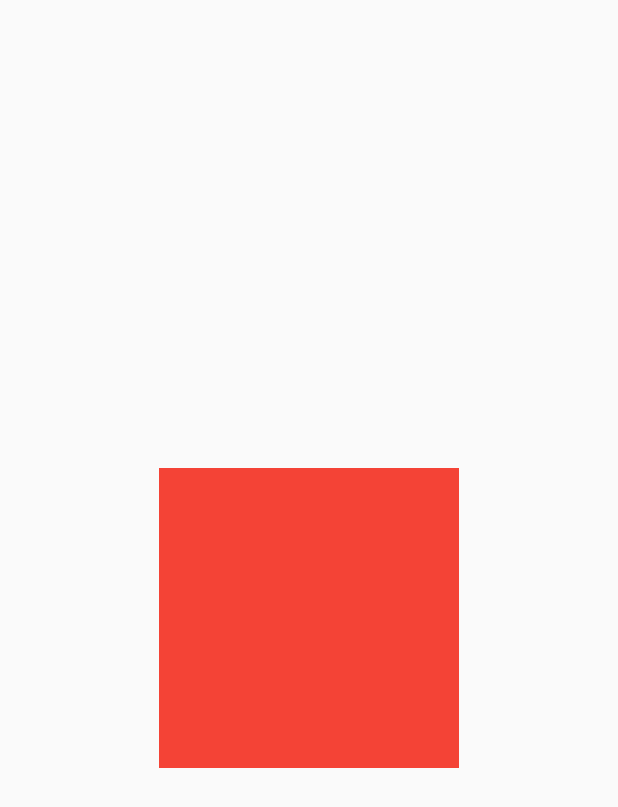
After one commit to SalihCanBinboga/flutter_festival_demo, a Flutter app: the screen it shows after launch, after a tap on "Explicit -> Tween Staggered Interval", on a phone screen of 412 x 824 dp. The commit adds this screen. Shown: the top 807 px of the screen. Run offline on Flutter 3.47's test engine with Material 2 defaults, Android fonts, the phone set to English and light mode, and no system bars.

Commit message:
Tween internal sequence screen demo completed

```diff
--- a/lib/screens/animations_list_screen.dart
+++ b/lib/screens/animations_list_screen.dart
@@ -2,6 +2,7 @@ import 'package:flutter/material.dart';
 import 'package:flutter_festival_animations/screens/explicit_screens/tween_sequence_demo_screen.dart';
 
 import 'explicit_screens/animated_builder_demo_screen.dart';
+import 'explicit_screens/tween_sequence_interval_demo_screen.dart';
 import 'explicit_screens/without_animated_widget_screen.dart';
 import 'explicit_screens/animated_widget_demo_screen.dart';
 import 'explicit_screens/rotate_transition_screen.dart';
@@ -72,6 +73,12 @@ class AnimationsListScreen extends StatelessWidget {
                 Navigator.push(context, MaterialPageRoute(builder: (ctx) => TweenSequenceDemoScreen()));
               },
             ),
+            ListTile(
+              title: Text('Explicit -> Tween Staggered Interval'),
+              onTap: () {
+                Navigator.push(context, MaterialPageRoute(builder: (ctx) => TweenSequenceIntervalDemoScreen()));
+              },
+            ),
           ],
         ),
       ),
--- /dev/null
+++ b/lib/screens/explicit_screens/tween_sequence_interval_demo_screen.dart
@@ -0,0 +1,72 @@
+import 'dart:math';
+
+import 'package:flutter/material.dart';
+import 'package:flutter/widgets.dart';
+
+class TweenSequenceIntervalDemoScreen extends StatefulWidget {
+  @override
+  _TweenSequenceIntervalDemoScreenState createState() => _TweenSequenceIntervalDemoScreenState();
+}
+
+class _TweenSequenceIntervalDemoScreenState extends State<TweenSequenceIntervalDemoScreen> with SingleTickerProviderStateMixin {
+  AnimationController _controller;
+  Animation<double> _scaleAnimation;
+  Animation<double> _tweenSequence;
+
+  @override
+  void initState() {
+    _controller = AnimationController(vsync: this, duration: Duration(seconds: 2));
+    _scaleAnimation = Tween<double>(begin: 1, end: 0).animate(
+      CurvedAnimation(
+        parent: _controller,
+        curve: Interval(0.5, 0.7),
+      ),
+    );
+    _tweenSequence = TweenSequence(
+      <TweenSequenceItem<double>>[
+        TweenSequenceItem<double>(
+          tween: Tween<double>(begin: 0, end: 1.0).chain(CurveTween(curve: Curves.easeOut)),
+          weight: 40.0,
+        ),
+        TweenSequenceItem<double>(
+          tween: ConstantTween<double>(1.0),
+          weight: 20.0,
+        ),
+        TweenSequenceItem<double>(
+          tween: Tween<double>(begin: 1.0, end: 0).chain(CurveTween(curve: Curves.easeIn)),
+          weight: 40.0,
+        ),
+      ],
+    ).animate(_controller);
+    super.initState();
+  }
+
+  @override
+  void dispose() {
+    _controller.dispose();
+    super.dispose();
+  }
+
+  @override
+  Widget build(BuildContext context) {
+    return Scaffold(
+      body: Center(
+        child: GestureDetector(
+          onTap: () => _controller.forward(),
+          child: AnimatedBuilder(
+            animation: _controller,
+            builder: (ctx, _) => Transform.rotate(
+              alignment: Alignment.center,
+              angle: 2 * pi * _tweenSequence.value,
+              child: Container(
+                color: Colors.red,
+                width: 200 * _scaleAnimation.value,
+                height: 200 * _scaleAnimation.value,
+              ),
+            ),
+          ),
+        ),
+      ),
+    );
+  }
+}
```
